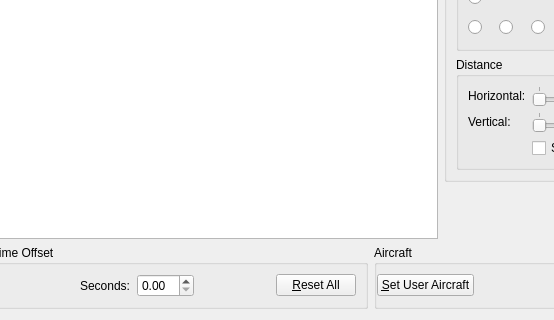
Before: the Qt Designer form src/Plugins/Module/Formation/src/FormationWidget.ui in till213/SkyDolly, drawn with Qt 5; both pictures show x 121 to 675 and y 174 to 494 of the 858 by 494 pixel window.
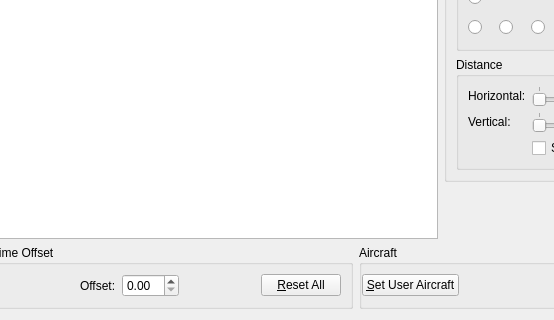
After: the same form once the commit is applied. Icons and pictures are not drawn. Custom widgets are drawn as their Qt base class.

Commit message: Update time offset

Diff of the .ui file:
```diff
--- a/src/Plugins/Module/Formation/src/FormationWidget.ui
+++ b/src/Plugins/Module/Formation/src/FormationWidget.ui
@@ -944,7 +944,7 @@
           <item>
            <widget class="QLabel" name="label_4">
             <property name="text">
-             <string>Seconds:</string>
+             <string>Offset:</string>
             </property>
            </widget>
           </item>
```
The commit also changes 4 other files.
